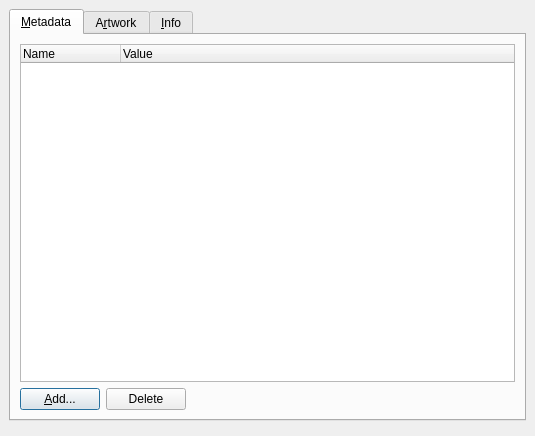
Old version of the form ui/tageditor.ui in the repository metabrainz/picard.
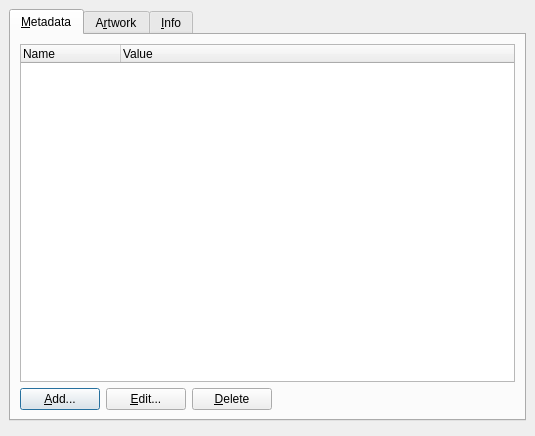
New version of the form.

Commit message: Add "Edit" button to the tag editor.

```diff
--- a/ui/tageditor.ui
+++ b/ui/tageditor.ui
@@ -64,10 +64,17 @@
            </property>
           </widget>
          </item>
+         <item>
+          <widget class="QPushButton" name="tags_edit" >
+           <property name="text" >
+            <string>&amp;Edit...</string>
+           </property>
+          </widget>
+         </item>
          <item>
           <widget class="QPushButton" name="tags_delete" >
            <property name="text" >
-            <string>Delete</string>
+            <string>&amp;Delete</string>
            </property>
           </widget>
          </item>
```
The commit also changes 2 other files.
